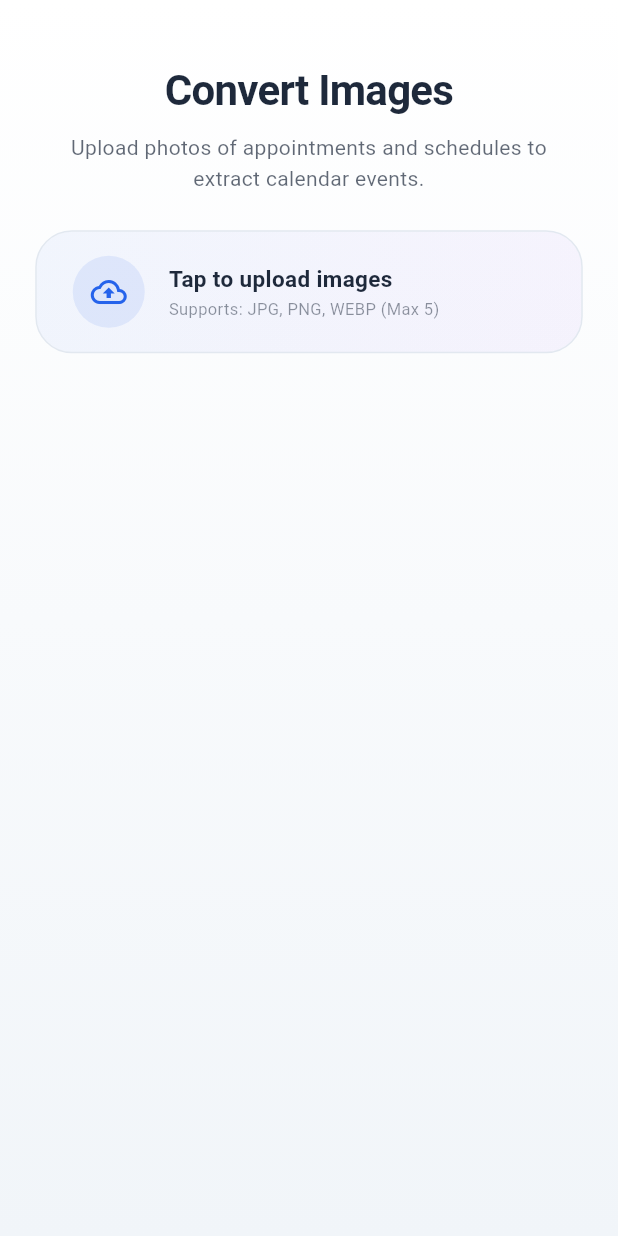
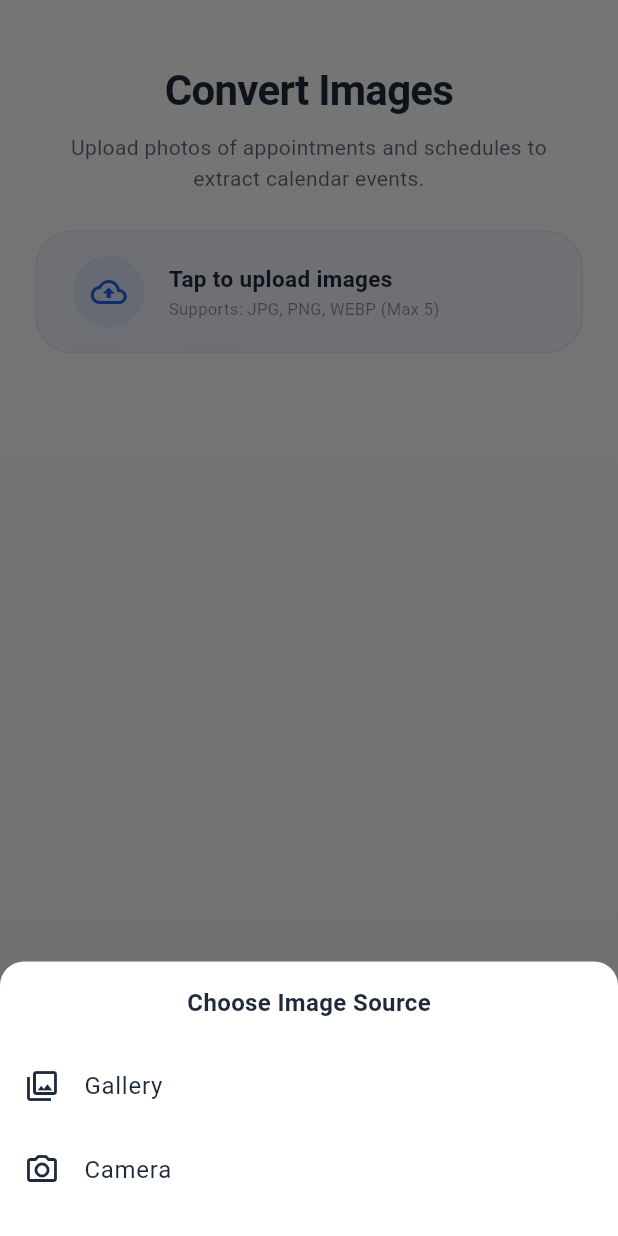
Before and after one commit to m-idriss/zadiag, a Flutter app: the ConverterPage screen opened directly, after a tap on "Tap to upload images", on a phone screen of 412 x 824 dp. Run offline on Flutter 3.47's test engine with Material 3 defaults, Android fonts, the phone set to English and light mode, and no system bars; our stand-ins replace cloud_firestore, firebase_auth, firebase_core, flutter_heatmap_calendar, flutter_riverpod, flutter_svg and 3 more; missing offline and left inert: rive_animated_icon; accounts and stored records are empty; Roboto replaces fonts that are missing (poppins); project files that could hold a hidden picture were left out.

Commit message:
Feat: add image source selection for camera and gallery

```diff
--- a/lib/features/converter/widgets/image_upload_zone.dart
+++ b/lib/features/converter/widgets/image_upload_zone.dart
@@ -116,7 +116,10 @@ class _ImageUploadZoneState extends State<ImageUploadZone> {
           child: Material(
             color: Colors.transparent,
             child: InkWell(
-              onTap: widget.isLoading || _isPickerActive ? null : _pickImages,
+              onTap:
+                  widget.isLoading || _isPickerActive
+                      ? null
+                      : _showImageSourceSelection,
               borderRadius: BorderRadius.circular(AppTheme.radiusXl),
               child: Container(
                 width: double.infinity,
@@ -304,8 +307,61 @@ class _ImageUploadZoneState extends State<ImageUploadZone> {
     );
   }
 
+  /// Shows a bottom sheet to let the user choose between Camera and Gallery
+  void _showImageSourceSelection() {
+    if (widget.isLoading || _isPickerActive) return;
+
+    showModalBottomSheet(
+      context: context,
+      backgroundColor: Theme.of(context).colorScheme.surface,
+      shape: const RoundedRectangleBorder(
+        borderRadius: BorderRadius.vertical(
+          top: Radius.circular(AppTheme.radiusLg),
+        ),
+      ),
+      builder:
+          (context) => SafeArea(
+            child: Column(
+              mainAxisSize: MainAxisSize.min,
+              children: [
+                Padding(
+                  padding: const EdgeInsets.symmetric(
+                    vertical: AppTheme.spacingMd,
+                  ),
+                  child: Text(
+                    trad(context)!.choose_image_source,
+                    style: TextStyle(
+                      fontSize: 16,
+                      fontWeight: FontWeight.w600,
+                      color: Theme.of(context).colorScheme.onSurface,
+                    ),
+                  ),
+                ),
+                ListTile(
+                  leading: const Icon(Icons.photo_library_outlined),
+                  title: Text(trad(context)!.gallery),
+                  onTap: () {
+                    Navigator.pop(context);
+                    _pickImagesFromGallery();
+                  },
+                ),
+                ListTile(
+                  leading: const Icon(Icons.camera_alt_outlined),
+                  title: Text(trad(context)!.camera),
+                  onTap: () {
+                    Navigator.pop(context);
+                    pickFromCamera();
+                  },
+                ),
+                const SizedBox(height: AppTheme.spacingMd),
+              ],
+            ),
+          ),
+    );
+  }
+
   /// Picks images from the device gallery.
-  Future<void> _pickImages() async {
+  Future<void> _pickImagesFromGallery() async {
     if (_isPickerActive) return;
 
     setState(() {
--- a/lib/l10n/app_en.arb
+++ b/lib/l10n/app_en.arb
@@ -121,5 +121,8 @@
         "type": "String"
       }
     }
-  }
+  },
+  "choose_image_source": "Choose Image Source",
+  "camera": "Camera",
+  "gallery": "Gallery"
 }
--- a/lib/l10n/app_fr.arb
+++ b/lib/l10n/app_fr.arb
@@ -121,5 +121,8 @@
         "type": "String"
       }
     }
-  }
+  },
+  "choose_image_source": "Choisir la source de l'image",
+  "camera": "Appareil photo",
+  "gallery": "Galerie"
 }
--- a/lib/l10n/app_localizations.dart
+++ b/lib/l10n/app_localizations.dart
@@ -703,6 +703,24 @@ abstract class AppLocalizations {
   /// In en, this message translates to:
   /// **'ICS saved to: {path}'**
   String ics_saved_to(String path);
+
+  /// No description provided for @choose_image_source.
+  ///
+  /// In en, this message translates to:
+  /// **'Choose Image Source'**
+  String get choose_image_source;
+
+  /// No description provided for @camera.
+  ///
+  /// In en, this message translates to:
+  /// **'Camera'**
+  String get camera;
+
+  /// No description provided for @gallery.
+  ///
+  /// In en, this message translates to:
+  /// **'Gallery'**
+  String get gallery;
 }
 
 class _AppLocalizationsDelegate
--- a/lib/l10n/app_localizations_en.dart
+++ b/lib/l10n/app_localizations_en.dart
@@ -323,4 +323,13 @@ class AppLocalizationsEn extends AppLocalizations {
   String ics_saved_to(String path) {
     return 'ICS saved to: $path';
   }
+
+  @override
+  String get choose_image_source => 'Choose Image Source';
+
+  @override
+  String get camera => 'Camera';
+
+  @override
+  String get gallery => 'Gallery';
 }
--- a/lib/l10n/app_localizations_fr.dart
+++ b/lib/l10n/app_localizations_fr.dart
@@ -326,4 +326,13 @@ class AppLocalizationsFr extends AppLocalizations {
   String ics_saved_to(String path) {
     return 'ICS enregistré dans : $path';
   }
+
+  @override
+  String get choose_image_source => 'Choisir la source de l\'image';
+
+  @override
+  String get camera => 'Appareil photo';
+
+  @override
+  String get gallery => 'Galerie';
 }
```
Also changed, not shown: 1 other file.
